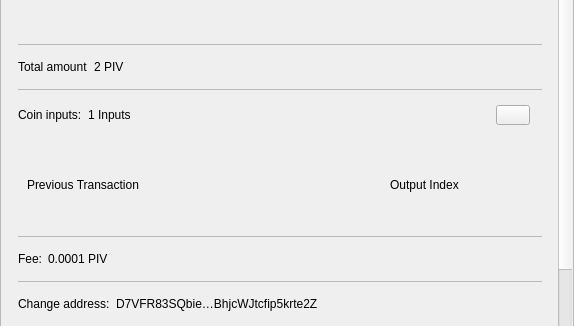
Old version of the form src/qt/pivx/forms/sendconfirmdialog.ui in the repository wonko433/blackcoin-more; both pictures show x 0 to 574 and y 198 to 524 of the 574 by 680 pixel window.
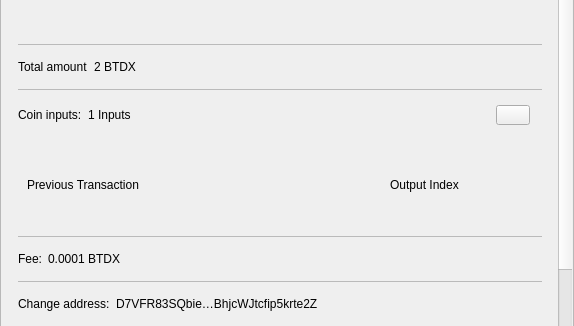
New version of the form.

```diff
--- a/src/qt/pivx/forms/sendconfirmdialog.ui
+++ b/src/qt/pivx/forms/sendconfirmdialog.ui
@@ -465,7 +465,7 @@
                    <item>
                     <widget class="QLabel" name="textAmount">
                      <property name="text">
-                      <string>2 PIV</string>
+                      <string>2 BTDX</string>
                      </property>
                     </widget>
                    </item>
@@ -624,7 +624,7 @@
                    <item>
                     <widget class="QLabel" name="textFee">
                      <property name="text">
-                      <string>0.0001 PIV</string>
+                      <string>0.0001 BTDX</string>
                      </property>
                     </widget>
                    </item>
```
